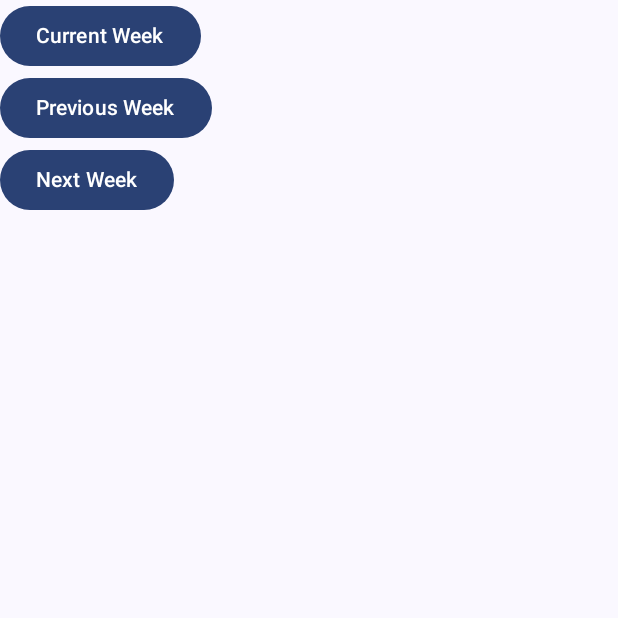
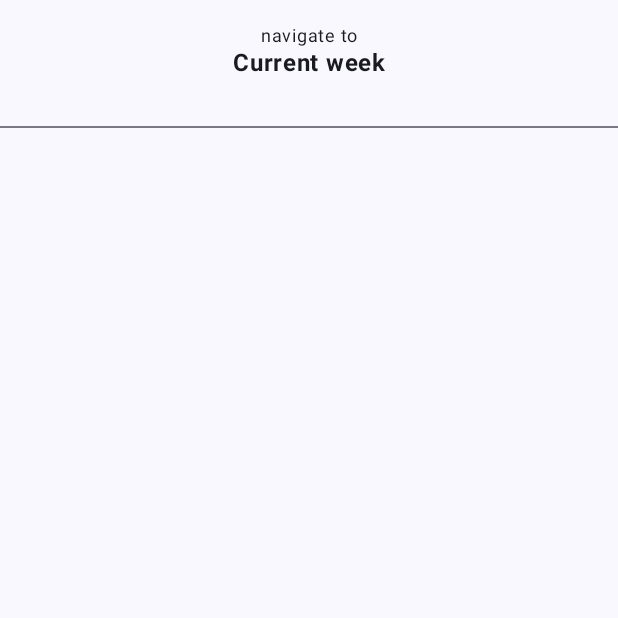
Before and after one commit to Yli-RajalaJuho/forecast-app, an Android app built with Jetpack Compose: the screen it shows after launch (MainActivity), on a phone screen of 412 x 824 dp, the top half of it. Run offline under Robolectric (Android 15) with nearby library versions, the phone set to English and light mode, and no system bars.

Commit message:
add: changed navigation to each week use horizontal pager

```diff
--- a/app/src/main/java/fi/tuni/weather_forecasting_app/ui/components/screens/HomeScreen.kt
+++ b/app/src/main/java/fi/tuni/weather_forecasting_app/ui/components/screens/HomeScreen.kt
@@ -9,26 +9,13 @@ import androidx.compose.ui.Modifier
 import androidx.lifecycle.viewmodel.compose.viewModel
 import androidx.navigation.NavController
 import fi.tuni.weather_forecasting_app.ui.components.ui_parts.ForecastOfTheWeek
+import fi.tuni.weather_forecasting_app.ui.components.ui_parts.WeekSelector
 import fi.tuni.weather_forecasting_app.viewmodels.WeekDayViewModel
 
 @Composable
 fun HomeScreen(navController : NavController) {
 
     Column(modifier = Modifier.fillMaxSize()) {
-        Button(
-            onClick = { navController.navigate("weeks-weather-screen/currentWeek") }
-        ) {
-            Text("Current Week")
-        }
-        Button(
-            onClick = { navController.navigate("weeks-weather-screen/previousWeek") }
-        ) {
-            Text("Previous Week")
-        }
-        Button(
-            onClick = { navController.navigate("weeks-weather-screen/nextWeek") }
-        ) {
-            Text("Next Week")
-        }
+        WeekSelector(navController)
     }
 }
--- a/app/src/main/java/fi/tuni/weather_forecasting_app/ui/components/screens/WeeksWeatherScreen.kt
+++ b/app/src/main/java/fi/tuni/weather_forecasting_app/ui/components/screens/WeeksWeatherScreen.kt
@@ -16,8 +16,9 @@ fun WeeksWeatherScreen(
 
     // Determine which week to display based on the week parameter
     val displayWeek = when (week) {
-        "previousWeek" -> weekViewModel.previousWeek
-        "nextWeek" -> weekViewModel.nextWeek
+        "Previous" -> weekViewModel.previousWeek
+        "Next" -> weekViewModel.nextWeek
+        "Current" -> weekViewModel.currentWeek
         else -> weekViewModel.currentWeek
     }
 
--- a/app/src/main/java/fi/tuni/weather_forecasting_app/ui/components/ui_parts/ForecastOfTheWeek.kt
+++ b/app/src/main/java/fi/tuni/weather_forecasting_app/ui/components/ui_parts/ForecastOfTheWeek.kt
@@ -2,7 +2,6 @@ package fi.tuni.weather_forecasting_app.ui.components.ui_parts
 
 import androidx.compose.foundation.ExperimentalFoundationApi
 
-import androidx.compose.foundation.clickable
 import androidx.compose.foundation.layout.Box
 import androidx.compose.foundation.layout.Column
 import androidx.compose.foundation.layout.fillMaxSize
@@ -19,9 +18,6 @@ import androidx.compose.ui.text.font.FontWeight
 import androidx.compose.ui.text.style.TextAlign
 import androidx.compose.ui.unit.dp
 import androidx.compose.ui.unit.sp
-import androidx.lifecycle.ViewModel
-import androidx.lifecycle.viewmodel.compose.viewModel
-import androidx.navigation.NavController
 import fi.tuni.weather_forecasting_app.models.Day
 import fi.tuni.weather_forecasting_app.viewmodels.WeatherDataViewModel
 import fi.tuni.weather_forecasting_app.viewmodels.WeekDayViewModel
--- /dev/null
+++ b/app/src/main/java/fi/tuni/weather_forecasting_app/ui/components/ui_parts/WeekSelector.kt
@@ -0,0 +1,63 @@
+package fi.tuni.weather_forecasting_app.ui.components.ui_parts
+
+import androidx.compose.foundation.ExperimentalFoundationApi
+import androidx.compose.foundation.clickable
+import androidx.compose.foundation.layout.Arrangement
+import androidx.compose.foundation.layout.Box
+import androidx.compose.foundation.layout.Column
+import androidx.compose.foundation.layout.fillMaxSize
+import androidx.compose.foundation.layout.fillMaxWidth
+import androidx.compose.foundation.layout.padding
+import androidx.compose.foundation.pager.HorizontalPager
+import androidx.compose.foundation.pager.rememberPagerState
+import androidx.compose.material3.Divider
+import androidx.compose.material3.Text
+import androidx.compose.runtime.Composable
+import androidx.compose.ui.Modifier
+import androidx.compose.ui.text.font.FontWeight
+import androidx.compose.ui.text.style.TextAlign
+import androidx.compose.ui.unit.dp
+import androidx.compose.ui.unit.sp
+import androidx.navigation.NavController
+
+@OptIn(ExperimentalFoundationApi::class)
+@Composable
+fun WeekSelector(navController: NavController) {
+
+    val weeks: List<String> = listOf("Previous", "Current", "Next")
+
+    // current index of the carousel
+    val pagerState = rememberPagerState(initialPage = weeks.size/2) { weeks.size }
+
+    HorizontalPager(state = pagerState) { week ->
+        Column(
+            modifier = Modifier,
+            verticalArrangement = Arrangement.Top,
+        ) {
+            Box(
+                modifier = Modifier.fillMaxWidth()
+                    .clickable {
+                    navController.navigate("weeks-weather-screen/${weeks[week]}")
+                }
+            ) {
+                Text(
+                    text = "navigate to",
+                    fontSize = 12.sp,
+                    modifier = Modifier
+                        .fillMaxWidth()
+                        .padding(top = 12.dp),
+                    textAlign = TextAlign.Center,
+                )
+                Text(
+                    modifier = Modifier
+                        .fillMaxWidth()
+                        .padding(30.dp),
+                    fontWeight = FontWeight.Bold,
+                    textAlign = TextAlign.Center,
+                    text = "${weeks[week]} week"
+                )
+            }
+            Divider()
+        }
+    }
+}
```
